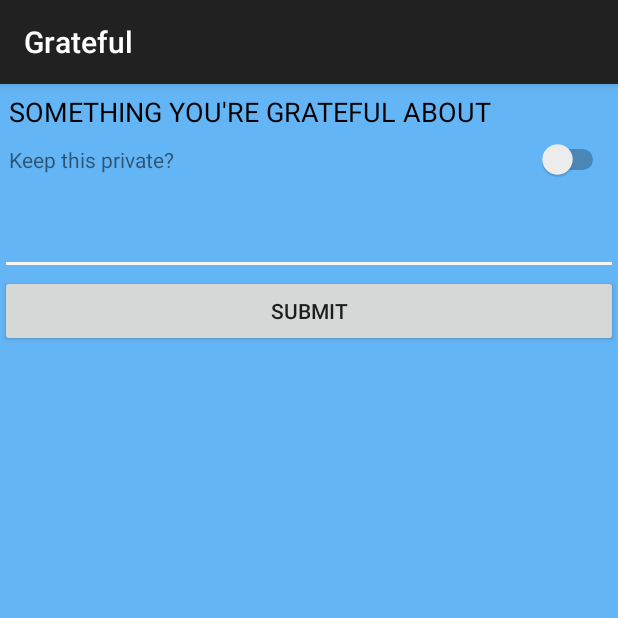
After one commit to harrytrandesign/android_capstone_application_grateful, an Android app: the SubmitActivity screen opened directly, with no data from a screen before it, on a phone screen of 412 x 824 dp, the top half of it. The commit adds this screen. Run offline under Robolectric (Android 15) with nearby library versions, the phone set to English and light mode, and no system bars.

Commit message:
Create submit activity layout.

```diff
--- a/app/build.gradle
+++ b/app/build.gradle
@@ -64,4 +64,5 @@ dependencies {
 
 
 
+
 apply plugin: 'com.google.gms.google-services'
--- a/app/src/main/AndroidManifest.xml
+++ b/app/src/main/AndroidManifest.xml
@@ -26,6 +26,8 @@
             android:name=".ListActivity"
             android:theme="@style/AppTheme.NoActionBar">
         </activity>
+        <activity android:name=".SubmitActivity">
+        </activity>
     </application>
 
 </manifest>
--- /dev/null
+++ b/app/src/main/java/com/htdwps/grateful/SubmitActivity.java
@@ -0,0 +1,13 @@
+package com.htdwps.grateful;
+
+import android.support.v7.app.AppCompatActivity;
+import android.os.Bundle;
+
+public class SubmitActivity extends AppCompatActivity {
+
+    @Override
+    protected void onCreate(Bundle savedInstanceState) {
+        super.onCreate(savedInstanceState);
+        setContentView(R.layout.activity_submit);
+    }
+}
--- /dev/null
+++ b/app/src/main/res/layout/activity_submit.xml
@@ -0,0 +1,57 @@
+<?xml version="1.0" encoding="utf-8"?>
+<LinearLayout
+    xmlns:android="http://schemas.android.com/apk/res/android"
+    xmlns:app="http://schemas.android.com/apk/res-auto"
+    xmlns:tools="http://schemas.android.com/tools"
+    android:layout_width="match_parent"
+    android:layout_height="match_parent"
+    android:orientation="vertical"
+    android:background="@color/colorPeaceful"
+    tools:context="com.htdwps.grateful.SubmitActivity">
+
+    <TextView
+        android:id="@+id/tv_submit_title"
+        android:layout_width="match_parent"
+        android:layout_height="wrap_content"
+        android:padding="@dimen/padding_xsmall"
+        android:text="@string/submit.grateful.title"
+        android:textAllCaps="true"
+        android:textColor="@color/colorPrimaryDark"
+        android:textSize="@dimen/font_medium"/>
+
+    <LinearLayout
+        android:layout_width="match_parent"
+        android:layout_height="wrap_content"
+        android:layout_marginBottom="@dimen/padding_large"
+        android:orientation="horizontal"
+        android:paddingEnd="@dimen/padding_xsmall"
+        android:paddingStart="@dimen/padding_xsmall">
+
+        <TextView
+            android:id="@+id/submission_tv_label_anonymous"
+            android:layout_width="0dp"
+            android:layout_height="wrap_content"
+            android:layout_weight="1"
+            android:text="@string/submit.privacy.text"/>
+
+        <Switch
+            android:id="@+id/submission_switch_anonymous_setting"
+            android:layout_width="wrap_content"
+            android:layout_height="wrap_content"/>
+
+    </LinearLayout>
+
+    <EditText
+        android:id="@+id/et_submit_input"
+        android:layout_width="match_parent"
+        android:layout_height="wrap_content"
+        android:paddingEnd="@dimen/padding_xsmall"
+        android:paddingStart="@dimen/padding_xsmall"/>
+
+    <Button
+        android:id="@+id/btn_submit_button"
+        android:layout_width="match_parent"
+        android:layout_height="wrap_content"
+        android:text="@string/submit.button"/>
+
+</LinearLayout>
--- a/app/src/main/res/values/strings.xml
+++ b/app/src/main/res/values/strings.xml
@@ -1,5 +1,6 @@
 <resources>
     <string name="app_name">Grateful</string>
+    <string name="tag_line">Share Something You\'re Grateful for Everyday</string>
 
     <string name="banner_ad_unit_id_test">ca-app-pub-3940256099942544/6300978111</string>
 
@@ -9,6 +10,10 @@
     <string name="menu.label.privacy">Privacy Policy</string>
     <string name="menu.label.feedback">Feedback</string>
     <string name="menu.label.logoff">Log Off</string>
+
+    <string name="submit.grateful.title">Something you\'re grateful about</string>
+    <string name="submit.privacy.text">Keep this private?</string>
+    <string name="submit.button">Submit</string>
 
     <string name="drawer.open">Open Drawer</string>
     <string name="drawer.close">Close Drawer</string>
```
Also changed, not shown: app/src/main/java/com/htdwps/grateful/Model/Post.java (+7 -1 lines), app/src/main/res/layout/horizontal_view.xml (added, +12 -0 lines), app/src/main/res/layout/item_grateful_post.xml (added, +29 -0 lines), app/src/main/res/values/styles.xml (+8 -0 lines).
